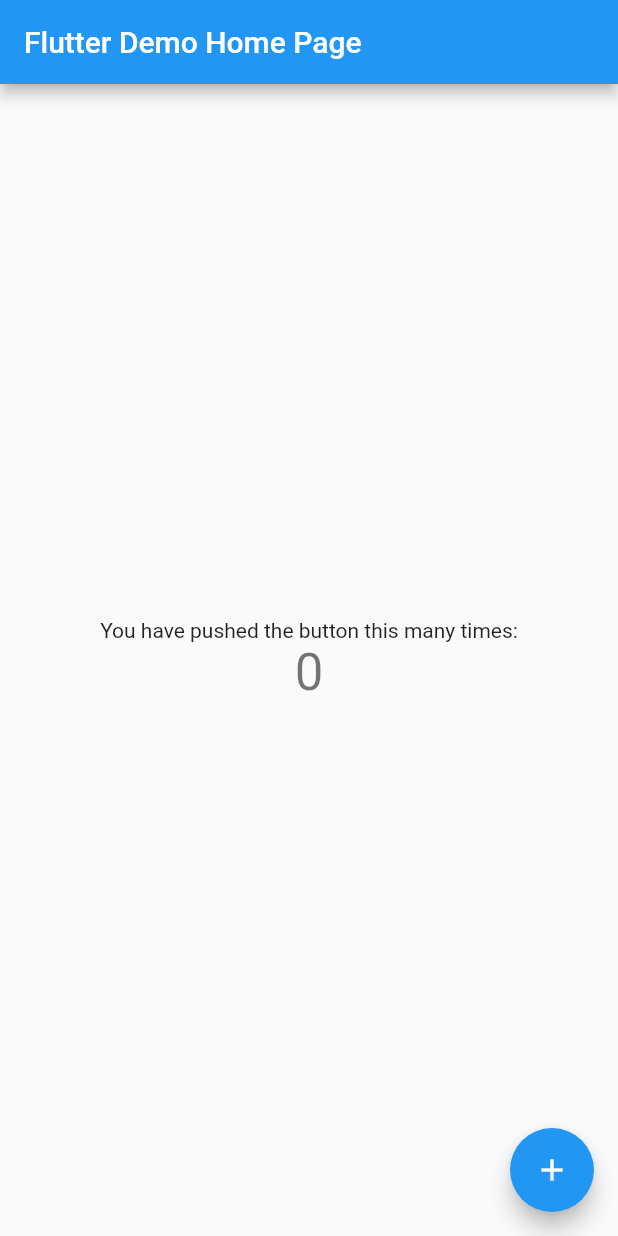
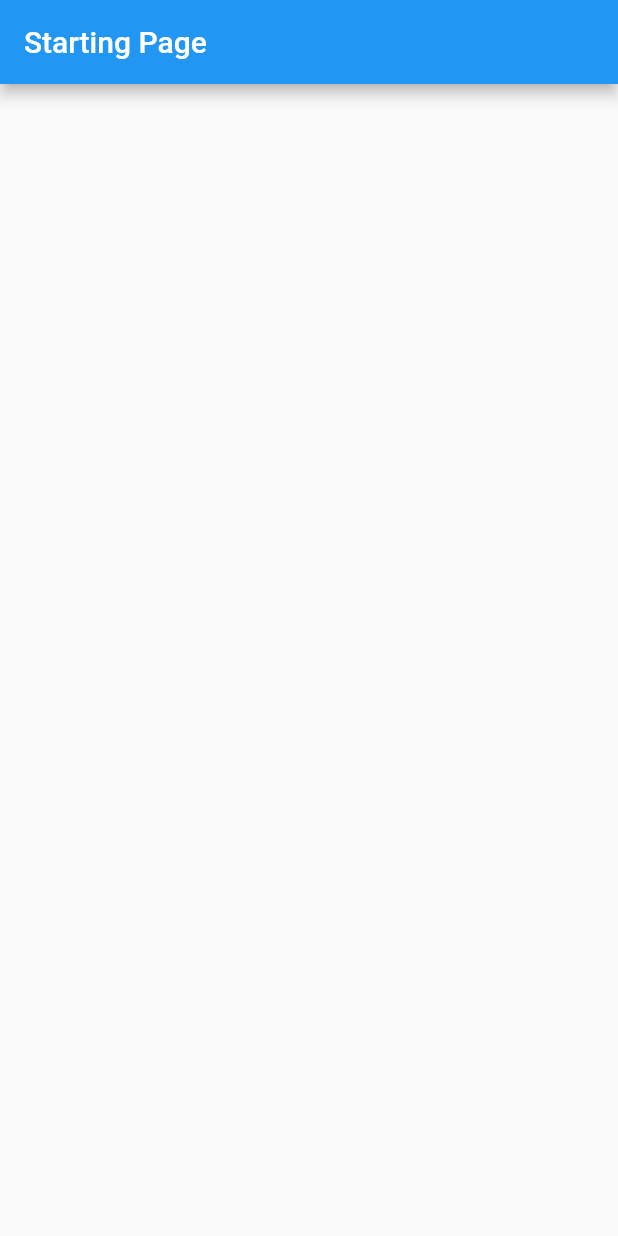
Before and after one commit to hariyanuar/point-of-sales-mobile, a Flutter app: the screen it shows after launch, on a phone screen of 412 x 824 dp. Run offline on Flutter 3.47's test engine with Material 2 defaults, Android fonts, the phone set to English and light mode, and no system bars.

```diff
--- /dev/null
+++ b/lib/app.dart
@@ -0,0 +1,12 @@
+import 'package:flutter/material.dart';
+
+class App extends StatelessWidget {
+  @override
+  Widget build(BuildContext context) {
+    return MaterialApp(
+      home: Scaffold(
+        appBar: AppBar(title: Text('Starting Page')),
+      ),
+    );
+  }
+}
--- a/lib/main.dart
+++ b/lib/main.dart
@@ -1,117 +1,5 @@
 import 'package:flutter/material.dart';
 
-void main() {
-  runApp(MyApp());
-}
+import 'app.dart';
 
-class MyApp extends StatelessWidget {
-  // This widget is the root of your application.
-  @override
-  Widget build(BuildContext context) {
-    return MaterialApp(
-      title: 'Flutter Demo',
-      theme: ThemeData(
-        // This is the theme of your application.
-        //
-        // Try running your application with "flutter run". You'll see the
-        // application has a blue toolbar. Then, without quitting the app, try
-        // changing the primarySwatch below to Colors.green and then invoke
-        // "hot reload" (press "r" in the console where you ran "flutter run",
-        // or simply save your changes to "hot reload" in a Flutter IDE).
-        // Notice that the counter didn't reset back to zero; the application
-        // is not restarted.
-        primarySwatch: Colors.blue,
-        // This makes the visual density adapt to the platform that you run
-        // the app on. For desktop platforms, the controls will be smaller and
-        // closer together (more dense) than on mobile platforms.
-        visualDensity: VisualDensity.adaptivePlatformDensity,
-      ),
-      home: MyHomePage(title: 'Flutter Demo Home Page'),
-    );
-  }
-}
-
-class MyHomePage extends StatefulWidget {
-  MyHomePage({Key key, this.title}) : super(key: key);
-
-  // This widget is the home page of your application. It is stateful, meaning
-  // that it has a State object (defined below) that contains fields that affect
-  // how it looks.
-
-  // This class is the configuration for the state. It holds the values (in this
-  // case the title) provided by the parent (in this case the App widget) and
-  // used by the build method of the State. Fields in a Widget subclass are
-  // always marked "final".
-
-  final String title;
-
-  @override
-  _MyHomePageState createState() => _MyHomePageState();
-}
-
-class _MyHomePageState extends State<MyHomePage> {
-  int _counter = 0;
-
-  void _incrementCounter() {
-    setState(() {
-      // This call to setState tells the Flutter framework that something has
-      // changed in this State, which causes it to rerun the build method below
-      // so that the display can reflect the updated values. If we changed
-      // _counter without calling setState(), then the build method would not be
-      // called again, and so nothing would appear to happen.
-      _counter++;
-    });
-  }
-
-  @override
-  Widget build(BuildContext context) {
-    // This method is rerun every time setState is called, for instance as done
-    // by the _incrementCounter method above.
-    //
-    // The Flutter framework has been optimized to make rerunning build methods
-    // fast, so that you can just rebuild anything that needs updating rather
-    // than having to individually change instances of widgets.
-    return Scaffold(
-      appBar: AppBar(
-        // Here we take the value from the MyHomePage object that was created by
-        // the App.build method, and use it to set our appbar title.
-        title: Text(widget.title),
-      ),
-      body: Center(
-        // Center is a layout widget. It takes a single child and positions it
-        // in the middle of the parent.
-        child: Column(
-          // Column is also a layout widget. It takes a list of children and
-          // arranges them vertically. By default, it sizes itself to fit its
-          // children horizontally, and tries to be as tall as its parent.
-          //
-          // Invoke "debug painting" (press "p" in the console, choose the
-          // "Toggle Debug Paint" action from the Flutter Inspector in Android
-          // Studio, or the "Toggle Debug Paint" command in Visual Studio Code)
-          // to see the wireframe for each widget.
-          //
-          // Column has various properties to control how it sizes itself and
-          // how it positions its children. Here we use mainAxisAlignment to
-          // center the children vertically; the main axis here is the vertical
-          // axis because Columns are vertical (the cross axis would be
-          // horizontal).
-          mainAxisAlignment: MainAxisAlignment.center,
-          children: <Widget>[
-            Text(
-              'You have pushed the button this many times:',
-            ),
-            Text(
-              '$_counter',
-              style: Theme.of(context).textTheme.headline4,
-            ),
-          ],
-        ),
-      ),
-      floatingActionButton: FloatingActionButton(
-        onPressed: _incrementCounter,
-        tooltip: 'Increment',
-        child: Icon(Icons.add),
-      ), // This trailing comma makes auto-formatting nicer for build methods.
-    );
-  }
-}
+void main() => runApp(App());
```
Also changed, not shown: pubspec.yaml (+16 -21 lines), pubspec.lock, 3 other files.
